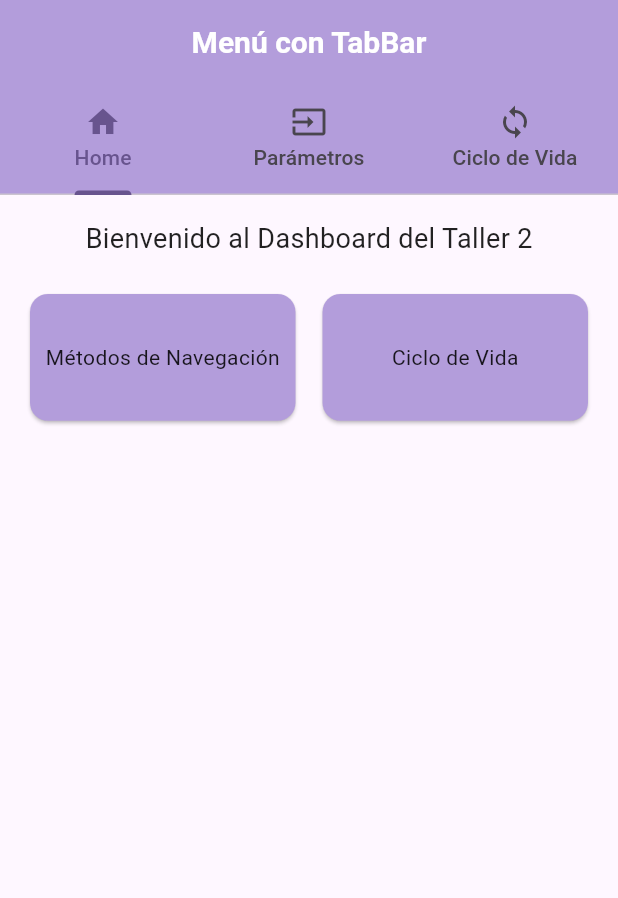
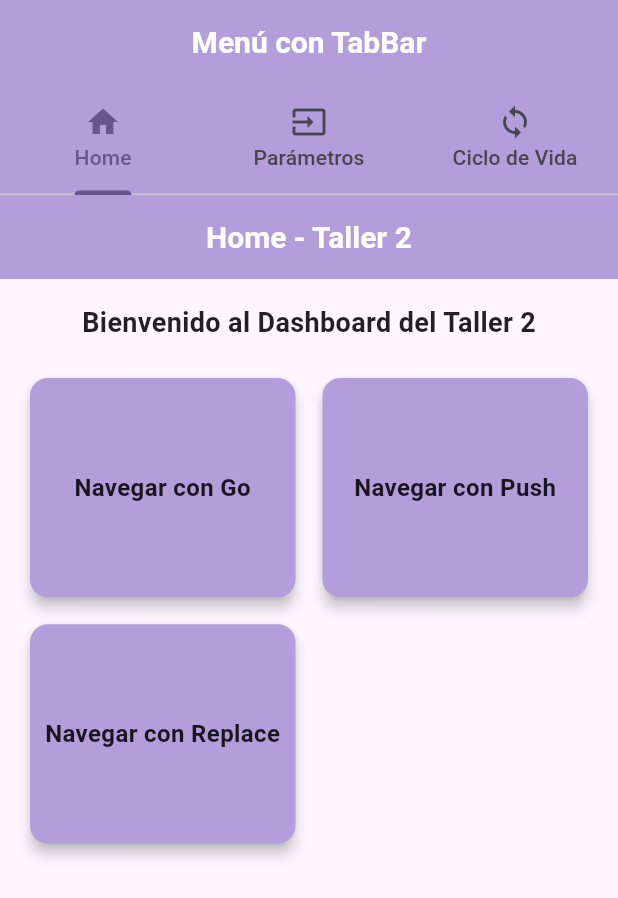
Before and after one commit to SofiaToro018/talleres_moviles, a Flutter app: the screen it shows after launch, on a phone screen of 412 x 824 dp. Shown: the top 898 px of the screen. Run offline on Flutter 3.47's test engine with Material 3 defaults, Android fonts, the phone set to English and light mode, and no system bars; our stand-ins replace go_router; Roboto replaces fonts that are missing (Montserrat).

Commit message:
feat: Actualizacion para mejorar el diseño

```diff
--- a/lib/view/home/home_screen.dart
+++ b/lib/view/home/home_screen.dart
@@ -7,20 +7,21 @@ class HomeScreen extends StatelessWidget {
 
   @override
   Widget build(BuildContext context) {
-    // Lista de elementos para el GridView
+    // Ítems que enviarán un parámetro y usarán distintos métodos de navegación
     final List<Map<String, String>> items = [
-      {'label': 'Métodos de Navegación', 'route': '/paso_parametros'},
-      {'label': 'Ciclo de Vida', 'route': '/ciclo_vida'},
+      {'label': 'Navegar con Go', 'param': 'Item 1', 'method': 'go'},
+      {'label': 'Navegar con Push', 'param': 'Item 2', 'method': 'push'},
+      {'label': 'Navegar con Replace', 'param': 'Item 3', 'method': 'replace'},
     ];
-
     return Scaffold(
+      appBar: AppBar(title: const Text("Home - Taller 2")),
       body: Padding(
         padding: const EdgeInsets.all(16.0),
         child: Column(
           children: [
             const Text(
               'Bienvenido al Dashboard del Taller 2',
-              style: TextStyle(fontSize: 18),
+              style: TextStyle(fontSize: 18, fontWeight: FontWeight.bold),
             ),
             const SizedBox(height: 20),
             Expanded(
@@ -28,7 +29,7 @@ class HomeScreen extends StatelessWidget {
                 itemCount: items.length,
                 gridDelegate: const SliverGridDelegateWithFixedCrossAxisCount(
                   crossAxisCount: 2,
-                  childAspectRatio: 2,
+                  childAspectRatio: 1.2,
                   crossAxisSpacing: 10,
                   mainAxisSpacing: 10,
                 ),
@@ -36,11 +37,34 @@ class HomeScreen extends StatelessWidget {
                   final item = items[index];
                   return GestureDetector(
                     onTap: () {
-                      context.go(item['route']!);
+                      final param = item['param']!;
+                      final method = item['method']!;
+
+                      // Selecciona método de navegación según el item
+                      if (method == 'go') {
+                        context.go('/detalle/$param/$method');
+                      } else if (method == 'push') {
+                        context.push('/detalle/$param/$method');
+                      } else {
+                        context.replace('/detalle/$param/$method');
+                      }
                     },
                     child: Card(
                       color: AppTheme.cardColor,
-                      child: Center(child: Text(item['label']!)),
+                      elevation: 4,
+                      shape: RoundedRectangleBorder(
+                        borderRadius: BorderRadius.circular(12),
+                      ),
+                      child: Center(
+                        child: Text(
+                          item['label']!,
+                          style: const TextStyle(
+                            fontSize: 16,
+                            fontWeight: FontWeight.bold,
+                          ),
+                          textAlign: TextAlign.center,
+                        ),
+                      ),
                     ),
                   );
                 },
```
